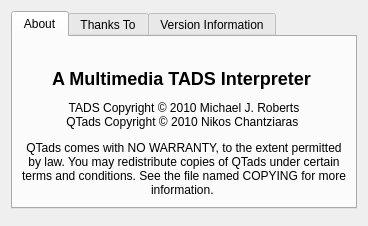
Above: src/aboutqtadsdialog.ui from realnc/qtads before the change. Below: the same form after it.
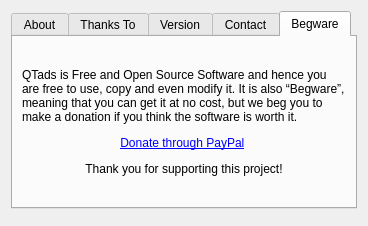
That is the form after the change. The open tabs and pages were chosen to show the change. Icons and pictures are not drawn.

Commit message: Add "Contact" and "Begware" tabs to the "About QTads" dialog

What changed in the file:
```diff
--- a/src/aboutqtadsdialog.ui
+++ b/src/aboutqtadsdialog.ui
@@ -79,7 +79,7 @@
      </widget>
      <widget class="QWidget" name="tab_3">
       <attribute name="title">
-       <string>Version Information</string>
+       <string>Version</string>
       </attribute>
       <layout class="QVBoxLayout" name="verticalLayout_4">
        <item>
@@ -103,6 +103,62 @@
        </item>
       </layout>
      </widget>
+     <widget class="QWidget" name="tab_4">
+      <attribute name="title">
+       <string>Contact</string>
+      </attribute>
+      <layout class="QVBoxLayout" name="verticalLayout_5">
+       <item>
+        <widget class="QLabel" name="label">
+         <property name="text">
+          <string>&lt;p&gt;For issues, queries, bug reports, or any other form of feedback, please contact:&lt;/p&gt;
+
+&lt;p&gt;&amp;nbsp;&amp;nbsp;&lt;a href=&quot;mailto:Nikos Chantziaras &lt;realnc@gmail.com&gt;&quot;&gt;Nikos Chantziaras &amp;lt;realnc@gmail.com&amp;gt;&lt;/a&gt;&lt;/p&gt;
+
+&lt;p&gt;For up to date information about QTads, you can visit its &lt;a href=&quot;http://qtads.sourceforge.net&quot;&gt;homepage&lt;/a&gt;.&lt;/p&gt;</string>
+         </property>
+         <property name="wordWrap">
+          <bool>true</bool>
+         </property>
+         <property name="openExternalLinks">
+          <bool>true</bool>
+         </property>
+         <property name="textInteractionFlags">
+          <set>Qt::TextBrowserInteraction</set>
+         </property>
+        </widget>
+       </item>
+      </layout>
+     </widget>
+     <widget class="QWidget" name="tab_5">
+      <attribute name="title">
+       <string>Begware</string>
+      </attribute>
+      <layout class="QVBoxLayout" name="verticalLayout_6">
+       <item>
+        <widget class="QLabel" name="label_3">
+         <property name="text">
+          <string>&lt;p&gt;QTads is Free and Open Source Software and hence you are free to use, copy and even modify it. It is also &amp;ldquo;Begware&amp;rdquo;, meaning that you can get it at no cost, but we beg you to make a donation if you think the software is worth it.&lt;/p&gt;
+
+&lt;center&gt;&lt;p&gt;
+&lt;a href=&quot;https://www.paypal.com/cgi-bin/webscr?cmd=_s-xclick&amp;hosted_button_id=2S3Y8SMHHHUQL&quot;&gt;Donate through PayPal&lt;/a&gt;
+&lt;/p&gt;
+
+&lt;p&gt;Thank you for supporting this project!&lt;/p&gt;&lt;/center&gt;</string>
+         </property>
+         <property name="wordWrap">
+          <bool>true</bool>
+         </property>
+         <property name="openExternalLinks">
+          <bool>true</bool>
+         </property>
+         <property name="textInteractionFlags">
+          <set>Qt::TextBrowserInteraction</set>
+         </property>
+        </widget>
+       </item>
+      </layout>
+     </widget>
     </widget>
    </item>
    <item>
```
Left out of the diff: 3 changed lines with no effect on the pictures.
